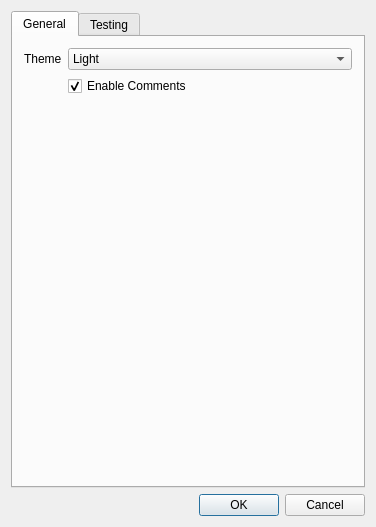
Above: Menus/SettingsEditor.ui from stijnherfst/HiveWE before the change. Below: the same form after it.
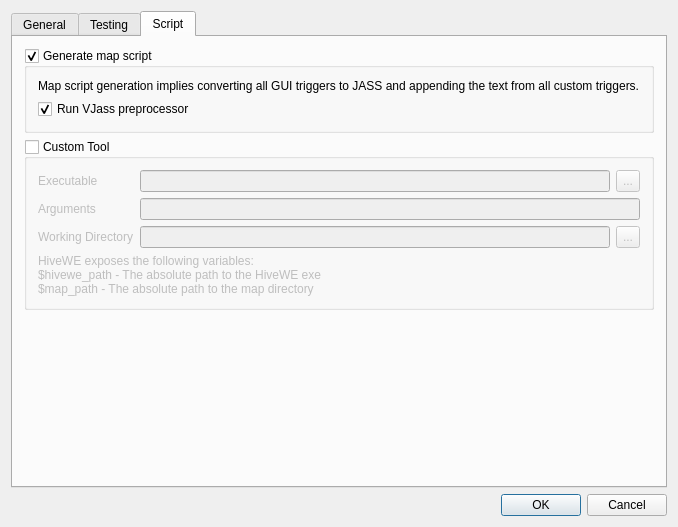
That is the form after the change.

Commit message: add ui for running custom map script preprocessor

The edit to the form file:
```diff
--- a/Menus/SettingsEditor.ui
+++ b/Menus/SettingsEditor.ui
@@ -9,7 +9,7 @@
    <rect>
     <x>0</x>
     <y>0</y>
-    <width>376</width>
+    <width>605</width>
     <height>527</height>
    </rect>
   </property>
@@ -22,7 +22,7 @@
      <item>
       <widget class="QTabWidget" name="tabs">
        <property name="currentIndex">
-        <number>0</number>
+        <number>2</number>
        </property>
        <property name="usesScrollButtons">
         <bool>false</bool>
@@ -82,6 +82,153 @@
          </item>
         </layout>
        </widget>
+       <widget class="QWidget" name="tab_2">
+        <attribute name="title">
+         <string>Script</string>
+        </attribute>
+        <layout class="QVBoxLayout" name="verticalLayout_4">
+         <item>
+          <widget class="QGroupBox" name="groupBox_2">
+           <property name="title">
+            <string>Generate map script</string>
+           </property>
+           <property name="checkable">
+            <bool>true</bool>
+           </property>
+           <layout class="QVBoxLayout" name="verticalLayout_2">
+            <item>
+             <widget class="QLabel" name="label_6">
+              <property name="sizePolicy">
+               <sizepolicy hsizetype="Preferred" vsizetype="Preferred">
+                <horstretch>0</horstretch>
+                <verstretch>0</verstretch>
+               </sizepolicy>
+              </property>
+              <property name="text">
+               <string>Map script generation implies converting all GUI triggers to JASS and appending the text from all custom triggers.</string>
+              </property>
+             </widget>
+            </item>
+            <item>
+             <widget class="QCheckBox" name="checkBox_2">
+              <property name="text">
+               <string>Run VJass preprocessor</string>
+              </property>
+              <property name="checked">
+               <bool>true</bool>
+              </property>
+             </widget>
+            </item>
+           </layout>
+          </widget>
+         </item>
+         <item>
+          <widget class="QGroupBox" name="groupBox">
+           <property name="title">
+            <string>Custom Tool</string>
+           </property>
+           <property name="checkable">
+            <bool>true</bool>
+           </property>
+           <property name="checked">
+            <bool>false</bool>
+           </property>
+           <layout class="QVBoxLayout" name="verticalLayout_3">
+            <item>
+             <layout class="QFormLayout" name="formLayout_3">
+              <item row="0" column="0">
+               <widget class="QLabel" name="label_2">
+                <property name="text">
+                 <string>Executable</string>
+                </property>
+               </widget>
+              </item>
+              <item row="1" column="0">
+               <widget class="QLabel" name="label_3">
+                <property name="text">
+                 <string>Arguments</string>
+                </property>
+               </widget>
+              </item>
+              <item row="2" column="0">
+               <widget class="QLabel" name="label_4">
+                <property name="text">
+                 <string>Working Directory</string>
+                </property>
+               </widget>
+              </item>
+              <item row="0" column="1">
+               <layout class="QHBoxLayout" name="horizontalLayout_2">
+                <item>
+                 <widget class="QLineEdit" name="lineEdit_2"/>
+                </item>
+                <item>
+                 <widget class="QToolButton" name="toolButton_2">
+                  <property name="sizePolicy">
+                   <sizepolicy hsizetype="Preferred" vsizetype="Preferred">
+                    <horstretch>0</horstretch>
+                    <verstretch>0</verstretch>
+                   </sizepolicy>
+                  </property>
+                  <property name="text">
+                   <string>...</string>
+                  </property>
+                 </widget>
+                </item>
+               </layout>
+              </item>
+              <item row="2" column="1">
+               <layout class="QHBoxLayout" name="horizontalLayout_4">
+                <item>
+                 <widget class="QLineEdit" name="lineEdit_4"/>
+                </item>
+                <item>
+                 <widget class="QToolButton" name="toolButton_4">
+                  <property name="sizePolicy">
+                   <sizepolicy hsizetype="Preferred" vsizetype="Preferred">
+                    <horstretch>0</horstretch>
+                    <verstretch>0</verstretch>
+                   </sizepolicy>
+                  </property>
+                  <property name="text">
+                   <string>...</string>
+                  </property>
+                 </widget>
+                </item>
+               </layout>
+              </item>
+              <item row="1" column="1">
+               <widget class="QLineEdit" name="lineEdit_5"/>
+              </item>
+             </layout>
+            </item>
+            <item>
+             <widget class="QLabel" name="label_5">
+              <property name="text">
+               <string>HiveWE exposes the following variables:
+$hivewe_path - The absolute path to the HiveWE exe
+$map_path - The absolute path to the map directory</string>
+              </property>
+             </widget>
+            </item>
+           </layout>
+          </widget>
+         </item>
+         <item>
+          <spacer name="verticalSpacer">
+           <property name="orientation">
+            <enum>Qt::Vertical</enum>
+           </property>
+           <property name="sizeHint" stdset="0">
+            <size>
+             <width>20</width>
+             <height>194</height>
+            </size>
+           </property>
+          </spacer>
+         </item>
+        </layout>
+       </widget>
       </widget>
      </item>
      <item>
```
The commit also changes 8 other files.
